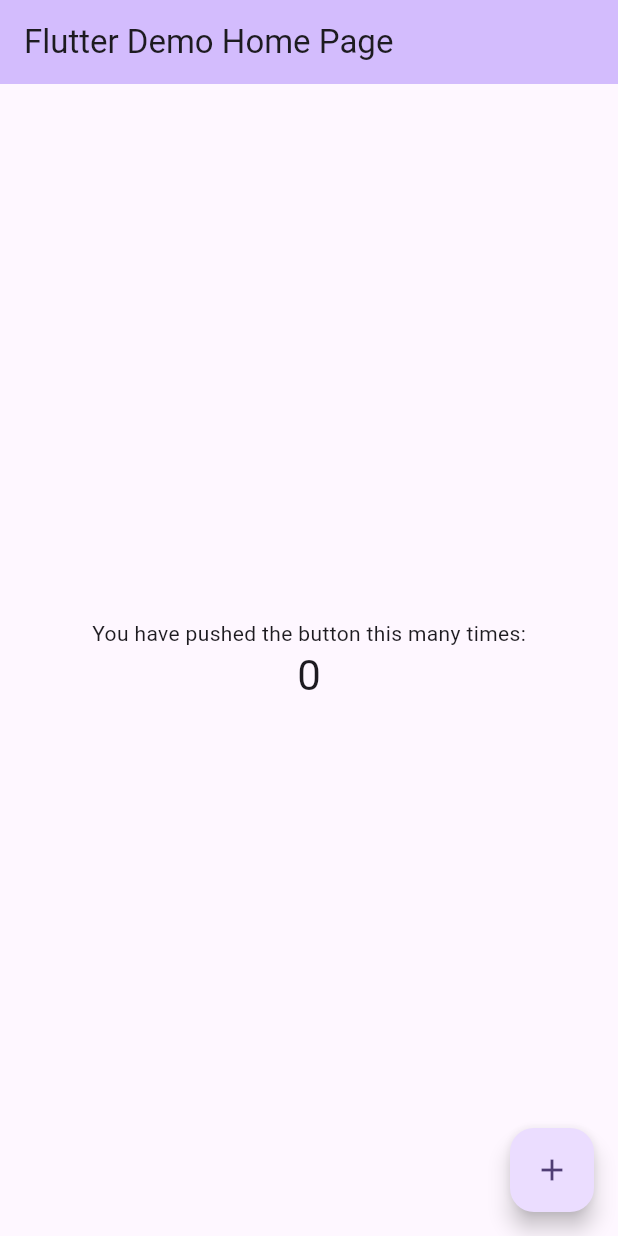
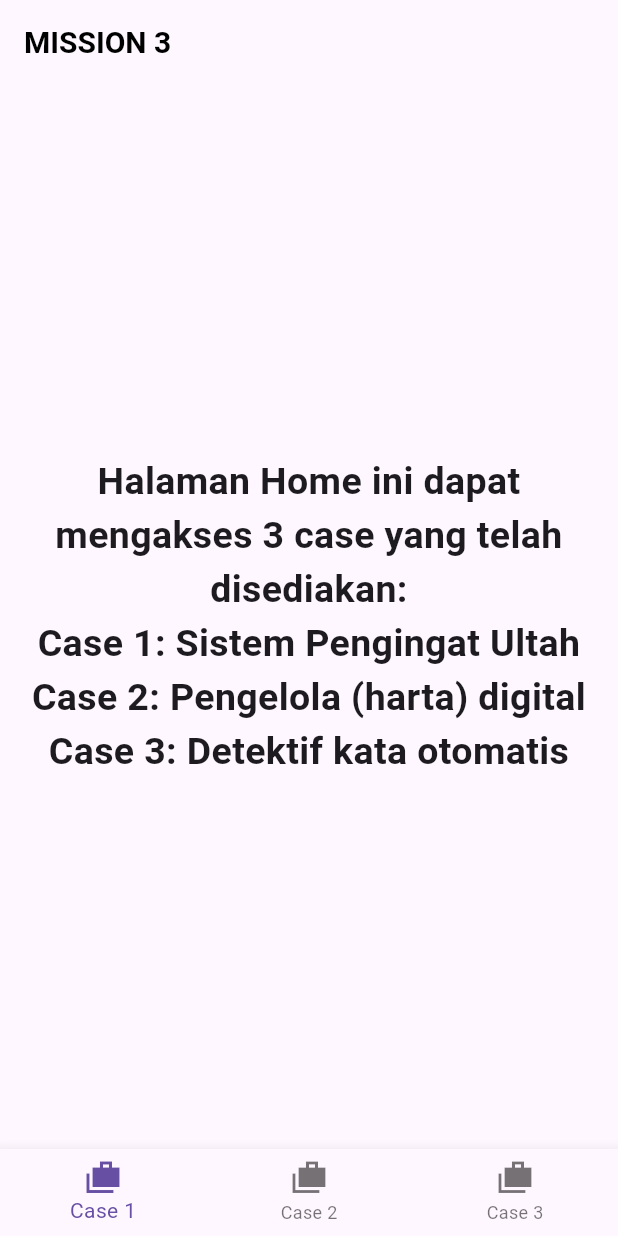
Before and after one commit to MuammarIbnu/mission_3_dart_duel, a Flutter app: the screen it shows after launch, on a phone screen of 412 x 824 dp. Run offline on Flutter 3.47's test engine with Material 3 defaults, Android fonts, the phone set to English and light mode, and no system bars.

Commit message:
case1 berhasil (tetapi belum ditambah keterangan setiap kode untuk mudah dibaca

```diff
--- a/lib/main.dart
+++ b/lib/main.dart
@@ -1,4 +1,8 @@
 import 'package:flutter/material.dart';
+import 'pages/homepage.dart';
+// import 'pages/case1.dart';
+// import 'pages/case2.dart';
+// import 'pages/case3.dart';
 
 void main() {
   runApp(const MyApp());
@@ -7,116 +11,17 @@ void main() {
 class MyApp extends StatelessWidget {
   const MyApp({super.key});
 
-  // This widget is the root of your application.
   @override
   Widget build(BuildContext context) {
     return MaterialApp(
-      title: 'Flutter Demo',
-      theme: ThemeData(
-        // This is the theme of your application.
-        //
-        // TRY THIS: Try running your application with "flutter run". You'll see
-        // the application has a purple toolbar. Then, without quitting the app,
-        // try changing the seedColor in the colorScheme below to Colors.green
-        // and then invoke "hot reload" (save your changes or press the "hot
-        // reload" button in a Flutter-supported IDE, or press "r" if you used
-        // the command line to start the app).
-        //
-        // Notice that the counter didn't reset back to zero; the application
-        // state is not lost during the reload. To reset the state, use hot
-        // restart instead.
-        //
-        // This works for code too, not just values: Most code changes can be
-        // tested with just a hot reload.
-        colorScheme: .fromSeed(seedColor: Colors.deepPurple),
-      ),
-      home: const MyHomePage(title: 'Flutter Demo Home Page'),
+      debugShowCheckedModeBanner: false,
+      initialRoute: HomePage.routeName,
+      routes: {
+        HomePage.routeName: (context) => const HomePage(),
+        // HomePage.routeName: (context) => const HomePage(),
+        // RekapPage.routeName: (context) => RekapPage(),
+        // RekapPage.routeName: (context) => RekapPage(),
+      },
     );
   }
 }
-
-class MyHomePage extends StatefulWidget {
-  const MyHomePage({super.key, required this.title});
-
-  // This widget is the home page of your application. It is stateful, meaning
-  // that it has a State object (defined below) that contains fields that affect
-  // how it looks.
-
-  // This class is the configuration for the state. It holds the values (in this
-  // case the title) provided by the parent (in this case the App widget) and
-  // used by the build method of the State. Fields in a Widget subclass are
-  // always marked "final".
-
-  final String title;
-
-  @override
-  State<MyHomePage> createState() => _MyHomePageState();
-}
-
-class _MyHomePageState extends State<MyHomePage> {
-  int _counter = 0;
-
-  void _incrementCounter() {
-    setState(() {
-      // This call to setState tells the Flutter framework that something has
-      // changed in this State, which causes it to rerun the build method below
-      // so that the display can reflect the updated values. If we changed
-      // _counter without calling setState(), then the build method would not be
-      // called again, and so nothing would appear to happen.
-      _counter++;
-    });
-  }
-
-  @override
-  Widget build(BuildContext context) {
-    // This method is rerun every time setState is called, for instance as done
-    // by the _incrementCounter method above.
-    //
-    // The Flutter framework has been optimized to make rerunning build methods
-    // fast, so that you can just rebuild anything that needs updating rather
-    // than having to individually change instances of widgets.
-    return Scaffold(
-      appBar: AppBar(
-        // TRY THIS: Try changing the color here to a specific color (to
-        // Colors.amber, perhaps?) and trigger a hot reload to see the AppBar
-        // change color while the other colors stay the same.
-        backgroundColor: Theme.of(context).colorScheme.inversePrimary,
-        // Here we take the value from the MyHomePage object that was created by
-        // the App.build method, and use it to set our appbar title.
-        title: Text(widget.title),
-      ),
-      body: Center(
-        // Center is a layout widget. It takes a single child and positions it
-        // in the middle of the parent.
-        child: Column(
-          // Column is also a layout widget. It takes a list of children and
-          // arranges them vertically. By default, it sizes itself to fit its
-          // children horizontally, and tries to be as tall as its parent.
-          //
-          // Column has various properties to control how it sizes itself and
-          // how it positions its children. Here we use mainAxisAlignment to
-          // center the children vertically; the main axis here is the vertical
-          // axis because Columns are vertical (the cross axis would be
-          // horizontal).
-          //
-          // TRY THIS: Invoke "debug painting" (choose the "Toggle Debug Paint"
-          // action in the IDE, or press "p" in the console), to see the
-          // wireframe for each widget.
-          mainAxisAlignment: .center,
-          children: [
-            const Text('You have pushed the button this many times:'),
-            Text(
-              '$_counter',
-              style: Theme.of(context).textTheme.headlineMedium,
-            ),
-          ],
-        ),
-      ),
-      floatingActionButton: FloatingActionButton(
-        onPressed: _incrementCounter,
-        tooltip: 'Increment',
-        child: const Icon(Icons.add),
-      ),
-    );
-  }
-}
--- /dev/null
+++ b/lib/pages/case1.dart
@@ -0,0 +1,60 @@
+import 'package:flutter/material.dart';
+
+class CaseSatu extends StatelessWidget {
+  const CaseSatu({super.key});
+
+  @override
+  Widget build(BuildContext context) {
+    List<Map<String, dynamic>> teman = [
+      {'nama': 'Muammar', 'ultah': '2000-01-15'},
+      {'nama': 'Ibnu', 'ultah': '1945-01-20'},
+      {'nama': 'Jokowi', 'ultah': null},
+    ];
+
+    int tahunSekarang = 2026;
+    int bulanSekarang = DateTime.now().month; // bulan sekarang
+
+    // List hasil output
+    List<String> hasil = [];
+    int total = 0;
+
+    for (var t in teman) {
+      String? ultah = t['ultah'];
+      String nama = t['nama'];
+
+      if (ultah == null || ultah.isEmpty) {
+        hasil.add("- Data $nama tidak lengkap, dilewati...");
+        continue;
+      }
+
+      DateTime tanggalUltah = DateTime.parse(ultah);
+      if (tanggalUltah.month == bulanSekarang) {
+        int umur = tahunSekarang - tanggalUltah.year;
+        total++;
+        hasil.add("Risers $nama: Wah, lagi ultah nih! Umurnya sekarang $umur tahun.");
+      }
+    }
+
+    return Scaffold(
+      appBar: AppBar(
+        title: const Text("Case 1 - Reminder Ulang Tahun"),
+      ),
+      body: Padding(
+        padding: const EdgeInsets.all(16.0),
+        child: Column(
+          crossAxisAlignment: CrossAxisAlignment.start,
+          children: [
+            const Text(
+              "DAFTAR ULANG TAHUN BULAN JANUARI:",
+              style: TextStyle(fontSize: 18, fontWeight: FontWeight.bold),
+            ),
+            const SizedBox(height: 10),
+            ...hasil.map((h) => Text(h)).toList(),
+            const Divider(),
+            Text("(Total ada $total teman yang harus kamu hubungi!)"),
+          ],
+        ),
+      ),
+    );
+  }
+}
--- /dev/null
+++ b/lib/pages/case2.dart
@@ -0,0 +1,12 @@
+import 'package:flutter/material.dart';
+
+class CaseDua extends StatefulWidget{
+  static const routeName = '/';
+  const CaseDua({super.key});
+
+  @override
+  State<StatefulWidget> createState() {
+    // TODO: implement createState
+    throw UnimplementedError();
+  }
+}
--- /dev/null
+++ b/lib/pages/case3.dart
@@ -0,0 +1,12 @@
+import 'package:flutter/material.dart';
+
+class CaseTiga extends StatefulWidget{
+  static const routeName = '/';
+  const CaseTiga({super.key});
+
+  @override
+  State<StatefulWidget> createState() {
+    // TODO: implement createState
+    throw UnimplementedError();
+  }
+}
--- /dev/null
+++ b/lib/pages/homepage.dart
@@ -0,0 +1,86 @@
+import 'package:flutter/material.dart';
+import 'case1.dart';
+import 'case2.dart';
+import 'case3.dart';
+
+class HomePage extends StatefulWidget{
+  static const routeName = '/home';
+  const HomePage({super.key});
+
+  @override
+  State<HomePage> createState() => _HomePageState();
+}
+
+class _HomePageState extends State<HomePage> {
+  int _selectedIndex = 0;
+
+  @override
+  Widget build(BuildContext context) {
+    return Scaffold(
+      appBar: AppBar(
+        title: const Text('MISSION 3',
+          style: TextStyle(
+              fontSize: 20,
+              fontWeight: FontWeight.bold,
+              color: Colors.black
+          ),
+        ),
+      ),
+
+      body: Container(
+        padding: const EdgeInsets.all(16.0),
+        child: Column(
+          mainAxisAlignment: MainAxisAlignment.center,
+          crossAxisAlignment: CrossAxisAlignment.center,
+          children: [
+            const Text(
+              // "Halaman Home ini dapat mengakses 3 case yang telah diberikan, Case 1: Informasi Ultah Teman, Case 2: Informasi Ultah Teman, Case 3: Informasi Ultah Teman",
+              "Halaman Home ini dapat mengakses 3 case yang telah disediakan:\n"
+                  "Case 1: Sistem Pengingat Ultah\n"
+                  "Case 2: Pengelola (harta) digital\n"
+                  "Case 3: Detektif kata otomatis",
+              style: TextStyle(
+                fontSize: 25,
+                fontWeight: FontWeight.bold,
+                ),
+              textAlign: TextAlign.center,
+              ),
+          ],
+        ),
+      ),
+
+      bottomNavigationBar: BottomNavigationBar(
+        type: BottomNavigationBarType.fixed,
+        currentIndex: _selectedIndex,
+        onTap: (index) {
+          setState(() {
+            _selectedIndex = index;
+          });
+
+          if (index == 0) {
+            Navigator.push(
+              context,
+              MaterialPageRoute(builder: (context) => const CaseSatu ()),
+            );
+          } else if (index == 1) {
+            Navigator.push(
+              context,
+              MaterialPageRoute(builder: (context) => const CaseDua()),
+            );
+          } else if (index == 2) {
+            Navigator.push(
+              context,
+              MaterialPageRoute(builder: (context) => const CaseTiga()),
+            );
+          }
+        },
+
+        items: const [
+          BottomNavigationBarItem(icon: Icon(Icons.cases_sharp), label: 'Case 1'),
+          BottomNavigationBarItem(icon: Icon(Icons.cases_sharp), label: 'Case 2'),
+          BottomNavigationBarItem(icon: Icon(Icons.cases_sharp),label: 'Case 3'),
+        ],
+      ),
+    );
+  }
+}
```
